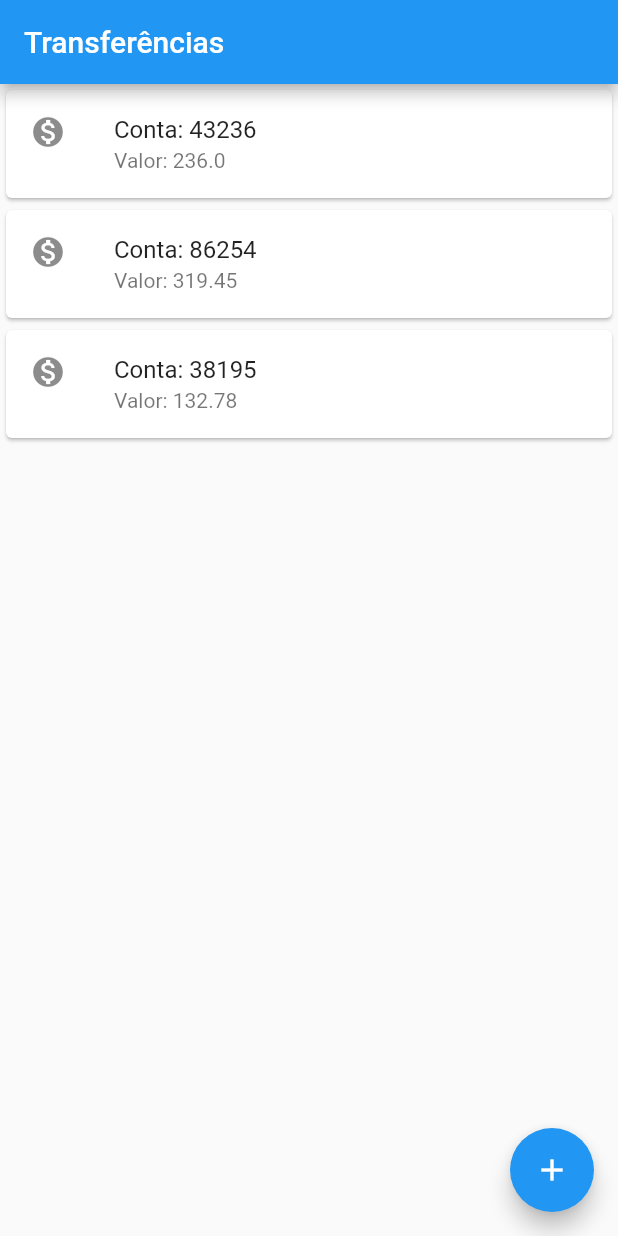
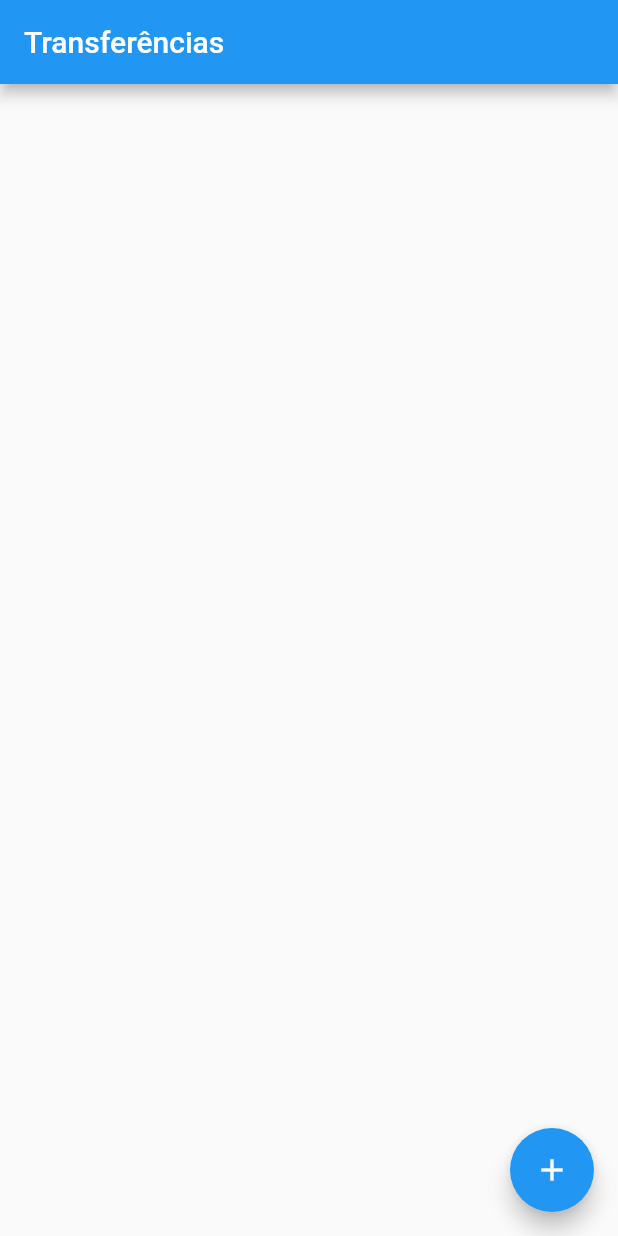
Before and after one commit to LeoCosta001/bytebank, a Flutter app: the screen it shows after launch, on a phone screen of 412 x 824 dp. Run offline on Flutter 3.47's test engine with Material 2 defaults, Android fonts, the phone set to English and light mode, and no system bars.

Commit message:
Using rendering dynamical

```diff
--- a/lib/main.dart
+++ b/lib/main.dart
@@ -91,17 +91,26 @@ class Editor extends StatelessWidget {
 }
 
 //**
-class TransferenceList extends StatelessWidget {
+class TransferenceList extends StatefulWidget {
+  final List<TransferData> _transferDataList = [];
+
+  @override
+  State<StatefulWidget> createState() {
+    return TransferenceListState();
+  }
+}
+
+class TransferenceListState extends State<TransferenceList> {
   @override
   Widget build(BuildContext context) {
     return Scaffold(
       appBar: AppBar(title: const Text('Transferências')),
-      body: Column(
-        children: [
-          TransferenceItem(TransferData(43236, 236.00)),
-          TransferenceItem(TransferData(86254, 319.45)),
-          TransferenceItem(TransferData(38195, 132.78)),
-        ],
+      body: ListView.builder(
+        itemCount: widget._transferDataList.length,
+        itemBuilder: (context, index) {
+          final getTransferDataValue = widget._transferDataList[index];
+          return TransferenceItem(getTransferDataValue);
+        },
       ),
       floatingActionButton: FloatingActionButton(
         child: const Icon(Icons.add),
@@ -111,13 +120,15 @@ class TransferenceList extends StatelessWidget {
           }));
 
           future.then((newTransferData) {
-            debugPrint('Chegou!');
-            debugPrint(newTransferData.toString());
+            if (newTransferData != null) {
+              setState(() {
+                return widget._transferDataList.add(newTransferData);
+              });
+            }
           });
         },
       ),
     );
-    throw UnimplementedError();
   }
 }
 
@@ -135,7 +146,6 @@ class TransferenceItem extends StatelessWidget {
         subtitle: Text('Valor: ${_transferData.value.toString()}'),
       ),
     );
-    throw UnimplementedError();
   }
 }
 
```
